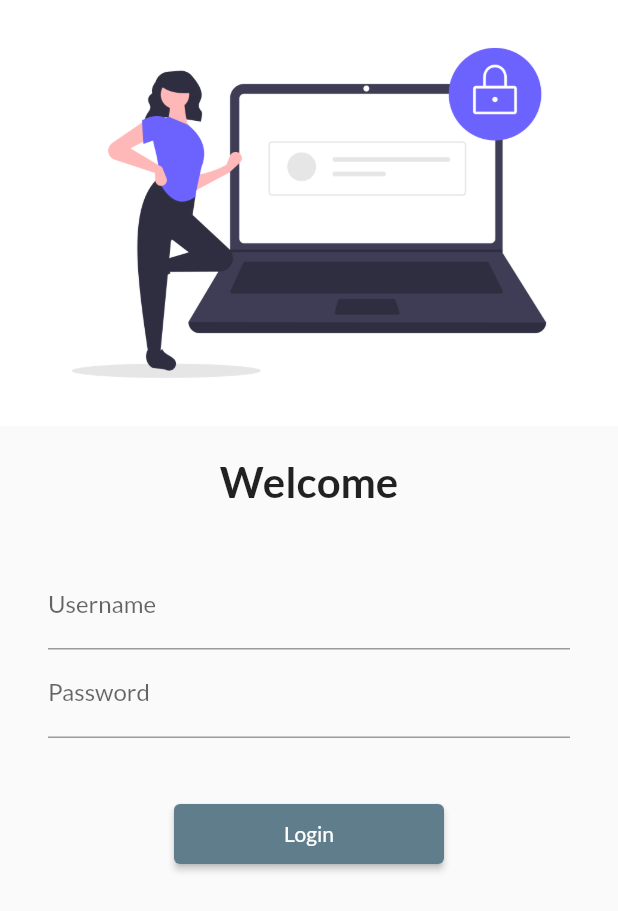
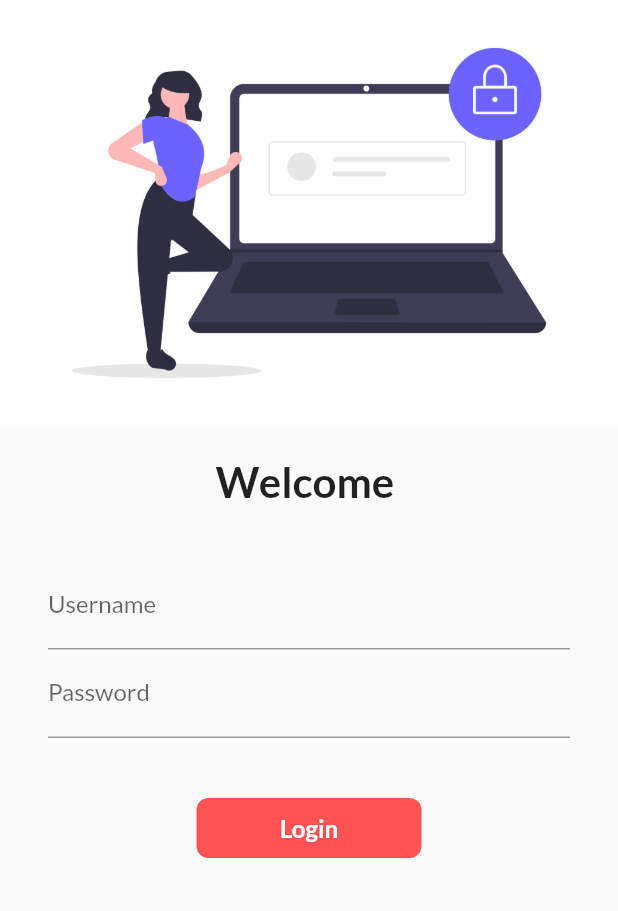
Before and after one commit to natvar97/FlutterCatalog30DaysOfFlutter, a Flutter app: the screen it shows after launch, on a phone screen of 412 x 824 dp. Shown: the top 911 px of the screen. Run offline on Flutter 3.47's test engine with Material 2 defaults, Android fonts, the phone set to English and light mode, and no system bars; our stand-ins replace google_fonts.

Commit message:
day6 completed

```diff
--- a/lib/pages/login_page.dart
+++ b/lib/pages/login_page.dart
@@ -1,7 +1,17 @@
+import 'dart:ui';
+
 import 'package:flutter/material.dart';
 import 'package:flutter_catalog/utils/routes.dart';
 
-class LoginPage extends StatelessWidget {
+class LoginPage extends StatefulWidget {
+  @override
+  _LoginPageState createState() => _LoginPageState();
+}
+
+class _LoginPageState extends State<LoginPage> {
+  String name = "";
+  bool changeButton = false;
+
   @override
   Widget build(BuildContext context) {
     return Material(
@@ -16,7 +26,7 @@ class LoginPage extends StatelessWidget {
               height: 20,
             ),
             Text(
-              "Welcome",
+              "Welcome $name",
               style: TextStyle(
                 fontSize: 28,
                 fontWeight: FontWeight.bold,
@@ -35,6 +45,10 @@ class LoginPage extends StatelessWidget {
                       hintText: "Enter Username",
                       labelText: "Username",
                     ),
+                    onChanged: (value) => {
+                      name = value,
+                      setState(() {}),
+                    },
                   ),
                   TextFormField(
                     decoration: InputDecoration(
@@ -46,15 +60,51 @@ class LoginPage extends StatelessWidget {
                   SizedBox(
                     height: 40,
                   ),
-                  ElevatedButton(
-                    child: Text("Login"),
-                    onPressed: () => {
-                      Navigator.pushNamed(context, MyRoutes.homeRoute),
+                  InkWell(
+                    onTap: () async {
+                      setState(() {
+                        changeButton = true;
+                      });
+                      await Future.delayed(Duration(seconds: 1));
+                      Navigator.pushNamed(context, MyRoutes.homeRoute);
                     },
-                    style: TextButton.styleFrom(
-                      minimumSize: Size(180, 40),
+                    child: AnimatedContainer(
+                      duration: Duration(seconds: 1),
+                      width: changeButton ? 80 : 150,
+                      height: changeButton ? 80 : 40,
+                      alignment: Alignment.center,
+                      child: changeButton
+                          ? Icon(
+                              Icons.done,
+                              color: Colors.white,
+                              size: 50,
+                            )
+                          : Text(
+                              "Login",
+                              style: TextStyle(
+                                color: Colors.white,
+                                fontWeight: FontWeight.bold,
+                                fontSize: 16,
+                              ),
+                            ),
+                      decoration: BoxDecoration(
+                        color: Colors.redAccent,
+                        // shape:
+                        //     changeButton ? BoxShape.circle : BoxShape.rectangle,
+                        borderRadius:
+                            BorderRadius.circular(changeButton ? 50 : 8),
+                      ),
                     ),
                   ),
+                  // ElevatedButton(
+                  //   child: Text("Login"),
+                  //   onPressed: () => {
+                  //     Navigator.pushNamed(context, MyRoutes.homeRoute),
+                  //   },
+                  //   style: TextButton.styleFrom(
+                  //     minimumSize: Size(180, 40),
+                  //   ),
+                  // ),
                 ],
               ),
             ),
```
